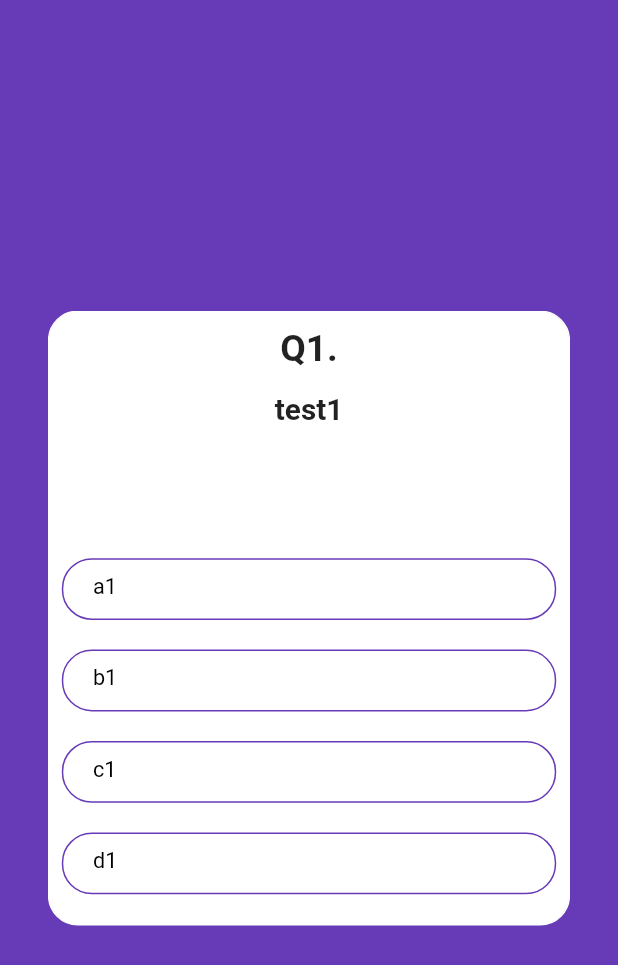
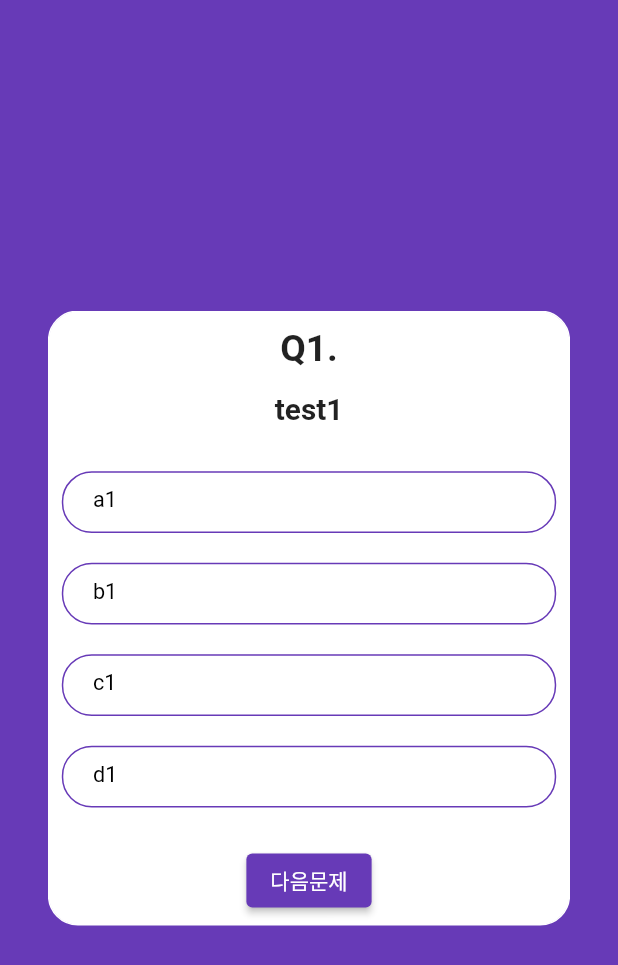
Before and after one commit to kimgeuntae/flutter_quiz_app, a Flutter app: the screen it shows after launch, after a tap on "지금 퀴즈 풀기", on a phone screen of 412 x 824 dp. Shown: the top 965 px of the screen. Run offline on Flutter 3.47's test engine with Material 2 defaults, Android fonts, the phone set to English and light mode, and no system bars; drawn by our look-alikes of auto_size_text, card_swiper.

Commit message:
Add: 다음문제 / 결과보기 버튼 추가

```diff
--- a/lib/screen/quiz_screen.dart
+++ b/lib/screen/quiz_screen.dart
@@ -85,6 +85,28 @@ class _QuizScreenState extends State<QuizScreen> {
           Expanded(child: Container()),
           Column(
             children: _buildCandidates(width, quiz),
+          ),
+          Container(
+            padding: EdgeInsets.all(width * 0.012),
+            child: Center(
+              child: ButtonTheme(
+                minWidth: width * 0.5,
+                height: height * 0.05,
+                shape: RoundedRectangleBorder(
+                  borderRadius: BorderRadius.circular(10),
+                ),
+                child: ElevatedButton(
+                  style: ElevatedButton.styleFrom(
+                    foregroundColor: Colors.white,
+                    backgroundColor: Colors.deepPurple,
+                  ),
+                  onPressed: () {},
+                  child: _currentIndex == widget.quizs.length - 1
+                      ? Text('결과보기')
+                      : Text('다음문제'),
+                ),
+              ),
+            ),
           )
         ],
       ),
```
